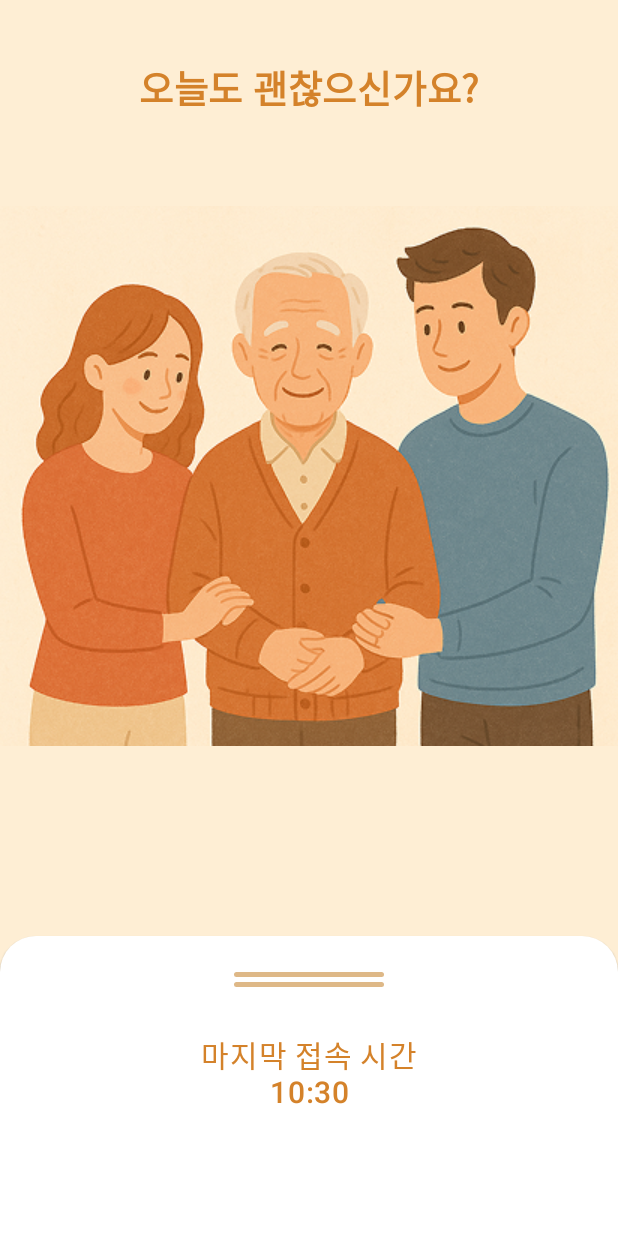
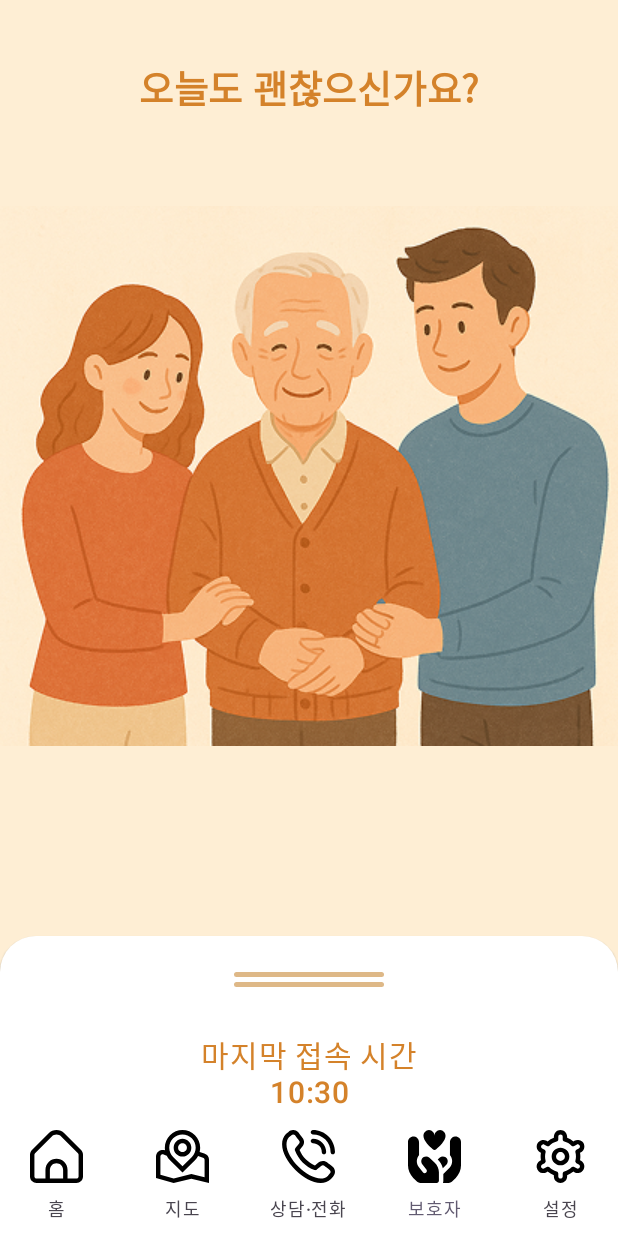
Before and after one commit to Mobile2-AlwaysBeWithYou/AlwaysBeWithyou, an Android app built with Jetpack Compose: the HomeScreen screen opened through its navigation route, on a phone screen of 412 x 824 dp. Run offline under Robolectric (Android 15) with nearby library versions, the phone set to English and light mode, and no system bars; our stand-ins replace Firebase (no records; nobody signed in at launch, a user with empty details on screens opened directly), Timber.

Commit message:
홈화면 navigationBar추가

```diff
--- a/app/src/main/java/com/example/alwaysbewithyou/presentation/home/HomeScreen.kt
+++ b/app/src/main/java/com/example/alwaysbewithyou/presentation/home/HomeScreen.kt
@@ -1,5 +1,6 @@
 package com.example.alwaysbewithyou.presentation.home
 
+import android.annotation.SuppressLint
 import androidx.compose.foundation.Image
 import androidx.compose.foundation.background
 import androidx.compose.foundation.gestures.detectDragGestures
@@ -16,6 +17,10 @@ import androidx.compose.foundation.shape.RoundedCornerShape
 import androidx.compose.material3.BottomSheetDefaults
 import androidx.compose.material3.BottomSheetScaffold
 import androidx.compose.material3.ExperimentalMaterial3Api
+import androidx.compose.material3.Icon
+import androidx.compose.material3.NavigationBar
+import androidx.compose.material3.NavigationBarItemDefaults
+import androidx.compose.material3.Scaffold
 import androidx.compose.material3.SheetValue
 import androidx.compose.material3.Text
 import androidx.compose.material3.rememberBottomSheetScaffoldState
@@ -25,6 +30,7 @@ import androidx.compose.runtime.remember
 import androidx.compose.runtime.rememberCoroutineScope
 import androidx.compose.ui.Alignment
 import androidx.compose.ui.Modifier
+import androidx.compose.ui.draw.clip
 import androidx.compose.ui.graphics.Color
 import androidx.compose.ui.input.pointer.pointerInput
 import androidx.compose.ui.layout.ContentScale
@@ -38,13 +44,29 @@ import kotlinx.coroutines.launch
 import java.text.SimpleDateFormat
 import java.util.Date
 import java.util.Locale
-import androidx.compose.ui.tooling.preview.Preview
-import com.example.alwaysbewithyou.presentation.guardian.GuardianScreen
+import androidx.navigation.NavHostController
+import com.example.alwaysbewithyou.presentation.main.component.MainBottomBar
+import com.example.alwaysbewithyou.presentation.navigation.BottomNavItem
+import com.example.alwaysbewithyou.presentation.navigation.Route
 
 
+@SuppressLint("UnusedMaterial3ScaffoldPaddingParameter")
 @OptIn(ExperimentalMaterial3Api::class)
 @Composable
-fun HomeScreen() {
+fun HomeScreen(
+    navController: NavHostController
+) {
+
+    val bottomNavItems = listOf(
+        BottomNavItem("홈", Route.Home.route, R.drawable.home_selected, R.drawable.home),
+        BottomNavItem("지도", Route.Map.route, R.drawable.map_selected, R.drawable.map),
+        BottomNavItem("상담·전화", Route.Call.route, R.drawable.call_selected, R.drawable.call),
+        BottomNavItem("보호자", Route.Guardian.route, R.drawable.heart_selected, R.drawable.heart),
+        BottomNavItem("설정", Route.Setting.route, R.drawable.setting_selected, R.drawable.setting)
+    )
+
+    val currentRoute = Route.Guardian.route
+
     val currentTime = remember {
         val sdf = SimpleDateFormat("HH:mm", Locale.getDefault())
         sdf.format(Date())
@@ -59,6 +81,42 @@ fun HomeScreen() {
     )
     val coroutineScope = rememberCoroutineScope()
 
+    Scaffold(
+        bottomBar = {
+            Box(
+                modifier = Modifier
+                    .clip(RoundedCornerShape(topStart = 20.dp, topEnd = 20.dp))
+            ) {
+                NavigationBar(
+                    containerColor = Color.White
+                ) {
+                    bottomNavItems.forEach { item ->
+                        MainBottomBar(
+                            selected = currentRoute == item.route,
+                            onClick = {
+                                navController.navigate(item.route)
+                            },
+                            icon = {
+                                Icon(
+                                    painter = painterResource(
+                                        if (item.route == currentRoute) item.selectedIcon else item.unselectedIcon
+                                    ),
+                                    contentDescription = item.label,
+                                    tint = Color.Unspecified
+                                )
+                            },
+                            label = {
+                                Text(text = item.label)
+                            },
+                            colors = NavigationBarItemDefaults.colors(
+                                indicatorColor = Color.Transparent
+                            )
+                        )
+                    }
+                }
+            }
+        }
+    ){innerPadding->
         BottomSheetScaffold(
             scaffoldState = scaffoldState,
             sheetDragHandle = null,
@@ -180,3 +238,4 @@ fun HomeScreen() {
             }
         }
     }
+}
--- a/app/src/main/java/com/example/alwaysbewithyou/presentation/navigation/NavGraph.kt
+++ b/app/src/main/java/com/example/alwaysbewithyou/presentation/navigation/NavGraph.kt
@@ -103,7 +103,9 @@ fun NavGraph(
         }
 
         composable(route = Route.Home.route) {
-            HomeScreen()
+            HomeScreen(
+                navController = navController
+            )
         }
 
         composable(route = Route.Map.route) {
```
Lines whose indentation alone changed are shown as unchanged.
